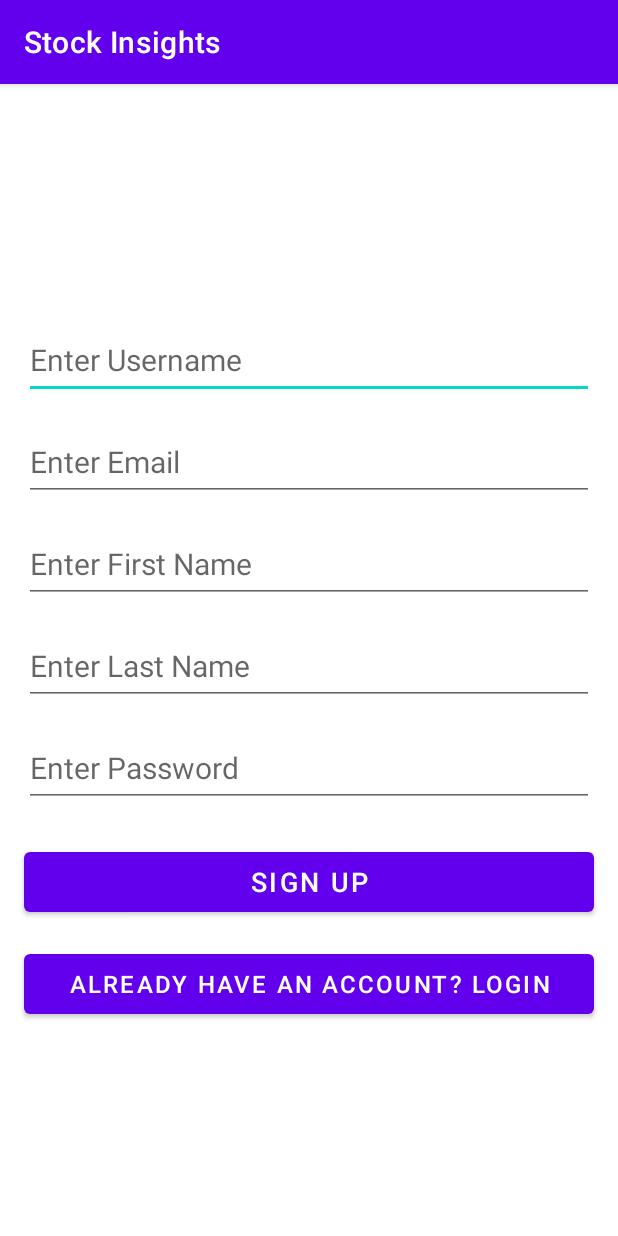
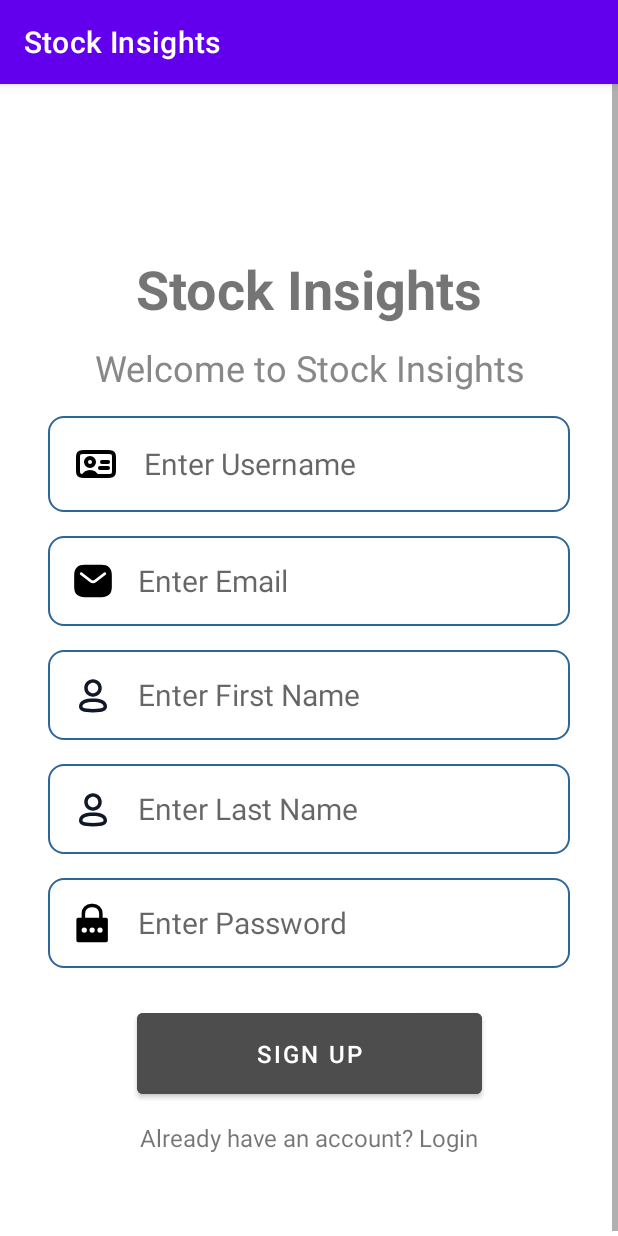
Before and after one commit to junggeyy/stock-insights-android, an Android app: the SignUp screen opened directly, with no data from a screen before it, on a phone screen of 412 x 824 dp. Run offline under Robolectric (Android 15) with nearby library versions, the phone set to English and light mode, and no system bars.

Commit message:
SignUp/Login

```diff
--- /dev/null
+++ b/app/src/main/res/drawable/key.xml
@@ -0,0 +1,5 @@
+<vector xmlns:android="http://schemas.android.com/apk/res/android" android:height="28dp" android:viewportHeight="24" android:viewportWidth="24" android:width="28dp">
+
+    <path android:fillColor="#000000" android:fillType="evenOdd" android:pathData="M6,8C4.343,8 3,9.343 3,11V13C3,14.657 4.343,16 6,16C7.657,16 9,14.657 9,13H15V15H17V13H18V15H20V11H9C9,9.343 7.657,8 6,8ZM7,13V11C7,10.448 6.552,10 6,10C5.448,10 5,10.448 5,11V13C5,13.552 5.448,14 6,14C6.552,14 7,13.552 7,13Z"/>
+
+</vector>
--- /dev/null
+++ b/app/src/main/res/drawable/password_key.xml
@@ -0,0 +1,5 @@
+<vector xmlns:android="http://schemas.android.com/apk/res/android" android:height="30dp" android:viewportHeight="24" android:viewportWidth="24" android:width="32dp">
+
+    <path android:fillColor="#222222" android:fillType="evenOdd" android:pathData="M3,7C3,5.6 3,4.9 3.272,4.365C3.512,3.895 3.895,3.512 4.365,3.272C4.9,3 5.6,3 7,3H17C18.4,3 19.1,3 19.635,3.272C20.105,3.512 20.488,3.895 20.728,4.365C21,4.9 21,5.6 21,7V17C21,18.4 21,19.1 20.728,19.635C20.488,20.105 20.105,20.488 19.635,20.728C19.1,21 18.4,21 17,21H7H7C5.6,21 4.9,21 4.365,20.728C3.895,20.488 3.512,20.105 3.272,19.635C3,19.1 3,18.4 3,17V7ZM10.829,11C10.417,9.835 9.306,9 8,9C6.343,9 5,10.343 5,12C5,13.657 6.343,15 8,15C9.306,15 10.417,14.165 10.829,13H13V14C13,14.552 13.448,15 14,15C14.552,15 15,14.552 15,14V13H16V14C16,14.552 16.448,15 17,15C17.552,15 18,14.552 18,14V12.15C18,11.515 17.485,11 16.85,11H14H10.829ZM9,12C9,11.448 8.552,11 8,11C7.448,11 7,11.448 7,12C7,12.552 7.448,13 8,13C8.552,13 9,12.552 9,12Z"/>
+
+</vector>
--- /dev/null
+++ b/app/src/main/res/drawable/password_lock.xml
@@ -0,0 +1,5 @@
+<vector xmlns:android="http://schemas.android.com/apk/res/android" android:height="28dp" android:viewportHeight="48" android:viewportWidth="48" android:width="28dp">
+
+    <path android:fillColor="#FF000000" android:pathData="M39,18L35,18L35,13A11,11 0,0 0,24 2L22,2A11,11 0,0 0,11 13v5L7,18a2,2 0,0 0,-2 2L5,44a2,2 0,0 0,2 2L39,46a2,2 0,0 0,2 -2L41,20A2,2 0,0 0,39 18ZM15,13a7,7 0,0 1,7 -7h2a7,7 0,0 1,7 7v5L15,18ZM14,35a3,3 0,1 1,3 -3A2.9,2.9 0,0 1,14 35ZM23,35a3,3 0,1 1,3 -3A2.9,2.9 0,0 1,23 35ZM32,35a3,3 0,1 1,3 -3A2.9,2.9 0,0 1,32 35Z"/>
+
+</vector>
--- /dev/null
+++ b/app/src/main/res/drawable/rounded_text_box.xml
@@ -0,0 +1,24 @@
+<?xml version="1.0" encoding="utf-8"?>
+<!-- res/drawable/rounded_edittext.xml -->
+<shape xmlns:android="http://schemas.android.com/apk/res/android"
+    android:padding="10dp"
+    android:shape="rectangle" >
+
+    <solid android:color="#FFFFFF" />
+
+    <corners
+        android:bottomLeftRadius="10dp"
+        android:bottomRightRadius="10dp"
+        android:topLeftRadius="10dp"
+        android:topRightRadius="10dp" />
+
+    <solid android:color="#FFFFFF" />
+
+    <stroke
+        android:width="1dp"
+        android:color="#2f6699" />
+    <corners
+        android:radius="10dp"
+        />
+
+</shape>
--- /dev/null
+++ b/app/src/main/res/drawable/user_email.xml
@@ -0,0 +1,5 @@
+<vector xmlns:android="http://schemas.android.com/apk/res/android" android:height="28dp" android:viewportHeight="24" android:viewportWidth="24" android:width="28dp">
+
+    <path android:fillColor="#000000" android:fillType="evenOdd" android:pathData="M7,2.75C5.385,2.75 3.925,3.154 2.865,4.138C1.795,5.132 1.25,6.607 1.25,8.5V15.5C1.25,17.393 1.795,18.868 2.865,19.862C3.925,20.846 5.385,21.25 7,21.25H17C18.615,21.25 20.075,20.846 21.135,19.862C22.205,18.868 22.75,17.393 22.75,15.5V8.5C22.75,6.607 22.205,5.132 21.135,4.138C20.075,3.154 18.615,2.75 17,2.75H7ZM19.229,8.362C19.556,8.109 19.617,7.638 19.363,7.31C19.11,6.982 18.639,6.922 18.311,7.175L12.764,11.462C12.314,11.809 11.686,11.809 11.236,11.462L5.689,7.175C5.361,6.922 4.89,6.982 4.637,7.31C4.383,7.638 4.444,8.109 4.771,8.362L10.318,12.649C11.309,13.414 12.691,13.414 13.681,12.649L19.229,8.362Z"/>
+
+</vector>
--- /dev/null
+++ b/app/src/main/res/drawable/user_logo.xml
@@ -0,0 +1,5 @@
+<vector xmlns:android="http://schemas.android.com/apk/res/android" android:height="28dp" android:viewportHeight="24" android:viewportWidth="24" android:width="28dp">
+
+    <path android:fillColor="#0F1729" android:fillType="evenOdd" android:pathData="M12,5C10.343,5 9,6.343 9,8C9,9.657 10.343,11 12,11C13.657,11 15,9.657 15,8C15,6.343 13.657,5 12,5ZM7,8C7,5.239 9.239,3 12,3C14.761,3 17,5.239 17,8C17,10.761 14.761,13 12,13C9.239,13 7,10.761 7,8ZM7.456,16.726C6.402,17.195 6,17.786 6,18.5C6,18.724 6.04,18.85 6.097,18.942C6.155,19.034 6.292,19.189 6.662,19.357C7.453,19.715 9.016,20 12,20C14.984,20 16.547,19.715 17.338,19.357C17.708,19.189 17.845,19.034 17.903,18.942C17.96,18.85 18,18.724 18,18.5C18,17.786 17.598,17.195 16.544,16.726C15.461,16.246 13.872,16 12,16C10.128,16 8.539,16.246 7.456,16.726ZM6.644,14.899C8.095,14.254 10.006,14 12,14C13.994,14 15.905,14.254 17.356,14.899C18.835,15.555 20,16.714 20,18.5C20,18.967 19.915,19.498 19.597,20.004C19.28,20.511 18.792,20.894 18.162,21.179C16.953,21.726 15.016,22 12,22C8.984,22 7.047,21.726 5.838,21.179C5.208,20.894 4.72,20.511 4.403,20.004C4.085,19.498 4,18.967 4,18.5C4,16.714 5.165,15.555 6.644,14.899Z"/>
+
+</vector>
--- /dev/null
+++ b/app/src/main/res/drawable/username.xml
@@ -0,0 +1,13 @@
+<vector xmlns:android="http://schemas.android.com/apk/res/android"
+    android:width="32dp"
+    android:height="32dp"
+    android:viewportWidth="24"
+    android:viewportHeight="24">
+  <path
+      android:pathData="M6,18C6.064,18 6.129,18 6.197,18H12M6,18C5.012,17.999 4.493,17.987 4.092,17.782C3.715,17.59 3.41,17.284 3.218,16.907C3,16.48 3,15.92 3,14.8V9.2C3,8.08 3,7.52 3.218,7.092C3.41,6.715 3.715,6.41 4.092,6.218C4.52,6 5.08,6 6.2,6H17.8C18.92,6 19.48,6 19.907,6.218C20.284,6.41 20.59,6.715 20.782,7.092C21,7.519 21,8.079 21,9.197V14.803C21,15.921 21,16.48 20.782,16.907C20.59,17.284 20.284,17.59 19.907,17.782C19.48,18 18.921,18 17.803,18H12M6,18C6,16.895 7.343,16 9,16C10.657,16 12,16.895 12,18M6,18C6,18 6,18 6,18ZM18,14H14M18,11H15M9,13C7.895,13 7,12.105 7,11C7,9.895 7.895,9 9,9C10.105,9 11,9.895 11,11C11,12.105 10.105,13 9,13Z"
+      android:strokeLineJoin="round"
+      android:strokeWidth="2"
+      android:fillColor="#00000000"
+      android:strokeColor="#000000"
+      android:strokeLineCap="round"/>
+</vector>
--- a/app/src/main/res/layout/activity_signup.xml
+++ b/app/src/main/res/layout/activity_signup.xml
@@ -7,79 +7,122 @@
     <androidx.constraintlayout.widget.ConstraintLayout
         android:layout_width="match_parent"
         android:layout_height="wrap_content"
-        android:layout_gravity="center">
+        android:orientation="vertical"
+        android:padding="32dp"
+        android:layout_gravity="center_horizontal">
+
+        <!-- App Intro-->
+        <TextView
+            android:id="@+id/logo"
+            android:layout_width="wrap_content"
+            android:layout_height="wrap_content"
+            android:text="@string/app_name"
+            android:textSize="36sp"
+            android:textStyle="bold"
+            android:fontFamily=""
+            android:layout_marginTop="80dp"
+            app:layout_constraintStart_toStartOf="parent"
+            app:layout_constraintTop_toTopOf="parent"
+            app:layout_constraintEnd_toEndOf="parent"/>
+
+        <!-- Welcome Text -->
+        <TextView
+            android:id="@+id/new_welcome"
+            android:layout_width="wrap_content"
+            android:layout_height="wrap_content"
+            android:text="@string/new_welcome"
+            android:textSize="24sp"
+            android:textColor="#888888"
+            android:layout_marginTop="12dp"
+            app:layout_constraintTop_toBottomOf="@id/logo"
+            app:layout_constraintStart_toStartOf="@id/logo"
+            app:layout_constraintEnd_toEndOf="@id/logo" />
+
+        <!-- Username EditText -->
+        <EditText
+            android:id="@+id/username_edittext_signup"
+            android:layout_width="0dp"
+            android:layout_height="wrap_content"
+            android:padding="16dp"
+            android:layout_marginTop="16dp"
+            android:autofillHints="username"
+            android:hint="@string/enter_username"
+            android:inputType="text"
+            android:textSize="20sp"
+            android:background="@drawable/rounded_text_box"
+            android:drawableStart = "@drawable/username"
+            android:drawablePadding="16dp"
+            app:layout_constraintStart_toStartOf="parent"
+            app:layout_constraintEnd_toEndOf="parent"
+            app:layout_constraintTop_toBottomOf="@id/new_welcome"/>
+
+        <!-- Email EditText -->
+        <EditText
+            android:id="@+id/email_edittext_signup"
+            android:layout_width="0dp"
+            android:layout_height="wrap_content"
+            android:padding="16dp"
+            android:layout_marginTop="16dp"
+            android:autofillHints="emailAddress"
+            android:hint="@string/enter_email"
+            android:inputType="textEmailAddress"
+            android:textSize="20sp"
+            android:background="@drawable/rounded_text_box"
+            android:drawableStart = "@drawable/user_email"
+            android:drawablePadding="16dp"
+            app:layout_constraintStart_toStartOf="parent"
+            app:layout_constraintEnd_toEndOf="parent"
+            app:layout_constraintTop_toBottomOf="@id/username_edittext_signup" />
 
         <!-- Name EditText -->
         <EditText
             android:id="@+id/first_name_edittext_signup"
             android:layout_width="0dp"
-            android:layout_height="52dp"
+            android:layout_height="wrap_content"
+            android:padding="16dp"
             android:layout_marginTop="16dp"
-            android:layout_marginStart="16dp"
-            android:layout_marginEnd="16dp"
-            android:hint="Enter First Name"
+            android:autofillHints="name"
+            android:hint="@string/enter_first_name"
             android:inputType="textPersonName"
             android:textSize="20sp"
+            android:background="@drawable/rounded_text_box"
+            android:drawableStart = "@drawable/user_logo"
+            android:drawablePadding="16dp"
             app:layout_constraintStart_toStartOf="parent"
             app:layout_constraintEnd_toEndOf="parent"
             app:layout_constraintTop_toBottomOf="@id/email_edittext_signup" />
 
         <EditText
             android:id="@+id/last_name_edittext_signup"
-            android:layout_width="0dp"
-            android:layout_height="52dp"
+            android:layout_width="match_parent"
+            android:layout_height="wrap_content"
+            android:padding="16dp"
             android:layout_marginTop="16dp"
-            android:layout_marginStart="16dp"
-            android:layout_marginEnd="16dp"
-            android:hint="Enter Last Name"
+            android:autofillHints="name"
+            android:hint="@string/enter_last_name"
             android:inputType="textPersonName"
             android:textSize="20sp"
+            android:background="@drawable/rounded_text_box"
+            android:drawableStart = "@drawable/user_logo"
+            android:drawablePadding="16dp"
             app:layout_constraintStart_toStartOf="parent"
             app:layout_constraintEnd_toEndOf="parent"
             app:layout_constraintTop_toBottomOf="@id/first_name_edittext_signup" />
-        <!-- Username EditText -->
-        <EditText
-            android:id="@+id/username_edittext_signup"
-            android:layout_width="0dp"
-            android:layout_height="52dp"
-            android:layout_marginTop="16dp"
-            android:layout_marginStart="16dp"
-            android:layout_marginEnd="16dp"
-            android:hint="Enter Username"
-            android:inputType="text"
-            android:textSize="20sp"
-            app:layout_constraintStart_toStartOf="parent"
-            app:layout_constraintEnd_toEndOf="parent"
-            app:layout_constraintTop_toTopOf="parent" />
-
-        <!-- Email EditText -->
-        <EditText
-            android:id="@+id/email_edittext_signup"
-            android:layout_width="0dp"
-            android:layout_height="52dp"
-            android:layout_marginTop="16dp"
-            android:layout_marginStart="16dp"
-            android:layout_marginEnd="16dp"
-            android:hint="Enter Email"
-            android:inputType="textEmailAddress"
-            android:textSize="20sp"
-            app:layout_constraintStart_toStartOf="parent"
-            app:layout_constraintEnd_toEndOf="parent"
-            app:layout_constraintTop_toBottomOf="@id/username_edittext_signup" />
-
-
 
         <!-- Password EditText -->
         <EditText
             android:id="@+id/password_edittext_signup"
             android:layout_width="0dp"
-            android:layout_height="52dp"
+            android:layout_height="wrap_content"
+            android:padding="16dp"
             android:layout_marginTop="16dp"
-            android:layout_marginStart="16dp"
-            android:layout_marginEnd="16dp"
-            android:hint="Enter Password"
+            android:autofillHints="password"
+            android:hint="@string/enter_password"
             android:inputType="textPassword"
             android:textSize="20sp"
+            android:drawablePadding="16dp"
+            android:drawableStart="@drawable/password_lock"
+            android:background="@drawable/rounded_text_box"
             app:layout_constraintStart_toStartOf="parent"
             app:layout_constraintEnd_toEndOf="parent"
             app:layout_constraintTop_toBottomOf="@id/last_name_edittext_signup" />
@@ -87,27 +130,29 @@
         <!-- Sign Up Button -->
         <Button
             android:id="@+id/btnSignup"
-            android:layout_width="0dp"
-            android:layout_height="52dp"
+            android:layout_width="wrap_content"
+            android:layout_height="wrap_content"
+            android:text="@string/sign_up"
+            android:backgroundTint="#4D4D4D"
+            android:textColor="#FFFFFF"
             android:layout_marginTop="24dp"
-            android:layout_marginStart="16dp"
-            android:layout_marginEnd="16dp"
-            android:text="Sign Up"
-            android:textSize="18sp"
+            android:textSize="16sp"
+            android:paddingTop="16dp"
+            android:paddingBottom="16dp"
+            android:paddingLeft="80dp"
+            android:paddingRight="80dp"
             app:layout_constraintStart_toStartOf="parent"
             app:layout_constraintEnd_toEndOf="parent"
             app:layout_constraintTop_toBottomOf="@id/password_edittext_signup"
             android:onClick="performRegister" />
 
         <!-- Login Button (Already have an account) -->
-        <Button
+        <TextView
             android:id="@+id/btnLogin"
-            android:layout_width="0dp"
-            android:layout_height="52dp"
-            android:layout_marginTop="16dp"
-            android:layout_marginStart="16dp"
-            android:layout_marginEnd="16dp"
-            android:text="Already have an account? Login"
+            android:layout_width="wrap_content"
+            android:layout_height="48dp"
+            android:layout_marginTop="12dp"
+            android:text="@string/log_back_in"
             android:textSize="16sp"
             app:layout_constraintStart_toStartOf="parent"
             app:layout_constraintEnd_toEndOf="parent"
--- a/app/src/main/res/values/strings.xml
+++ b/app/src/main/res/values/strings.xml
@@ -5,7 +5,7 @@
     <!-- Login Screen -->
     <string name="login_title">Login</string>
     <string name="email_hint">Email</string>
-    <string name="phonenumber">Email</string>
+<!--    <string name="phonenumber">Email</string>-->
     <string name="password_hint">Password</string>
     <string name="login_button">Login</string>
 
@@ -51,7 +51,7 @@
     <string name="password">Password</string>
     <string name="phone">Phone Number</string>
     <string name="image">Image Loading</string>
-    <string name="sign_in">Sign_in</string>
+    <string name="sign_in">Sign In</string>
     <!-- Forgot Password -->
     <string name="forgot_password_title">Reset Password</string>
     <string name="forgot_password_message">Enter your email to receive a reset link</string>
@@ -69,4 +69,15 @@
 
     <!-- Add these if using Material search icon -->
     <string name="search_hint">Search company...</string>
+
+    <!-- For Login page-->
+    <string name="enter_email">Enter Email</string>
+    <string name="enter_password">Enter Password</string>
+    <string name="welcome_message">Welcome back to Stock Insights</string>
+    <string name="new_sign_up">New User? Sign up</string>
+    <string name="enter_username">Enter Username</string>
+    <string name="enter_first_name">Enter First Name</string>
+    <string name="enter_last_name">Enter Last Name</string>
+    <string name="log_back_in">Already have an account? Login</string>
+    <string name="new_welcome">Welcome to Stock Insights</string>
 </resources>
```
Also changed, not shown: app/src/main/java/edu/nku/classapp/model/Login.kt (+4 -4 lines), app/src/main/res/drawable/user_profile.xml (added, +26 -0 lines), app/src/main/res/layout/activity_login.xml (+96 -59 lines).
